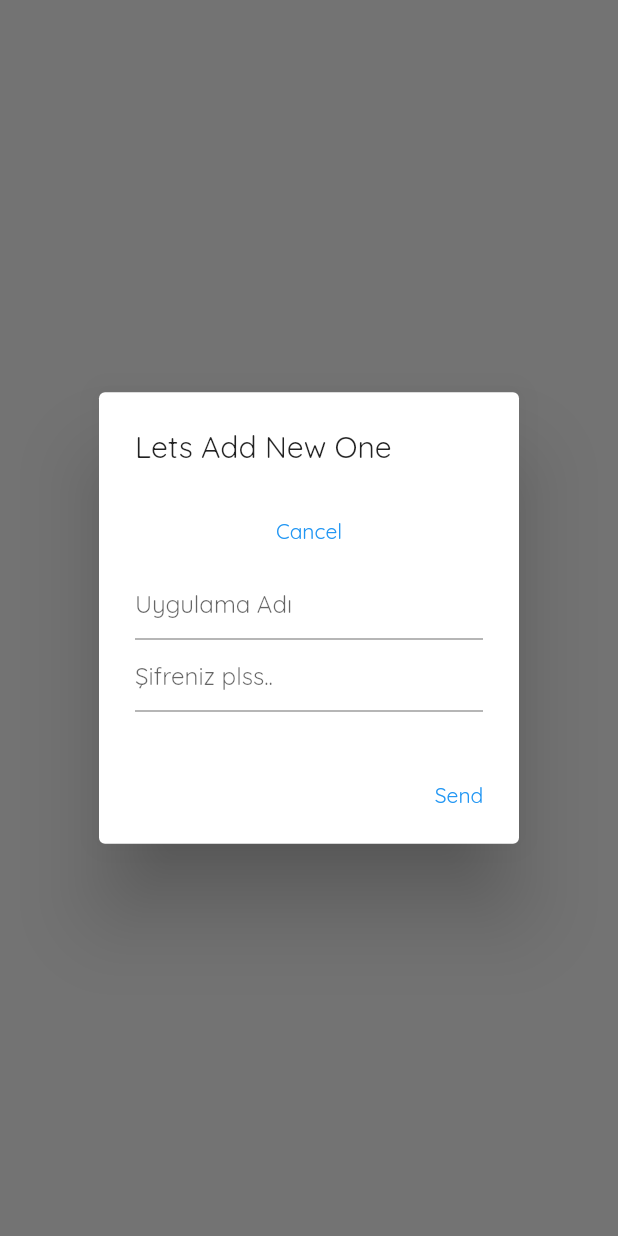
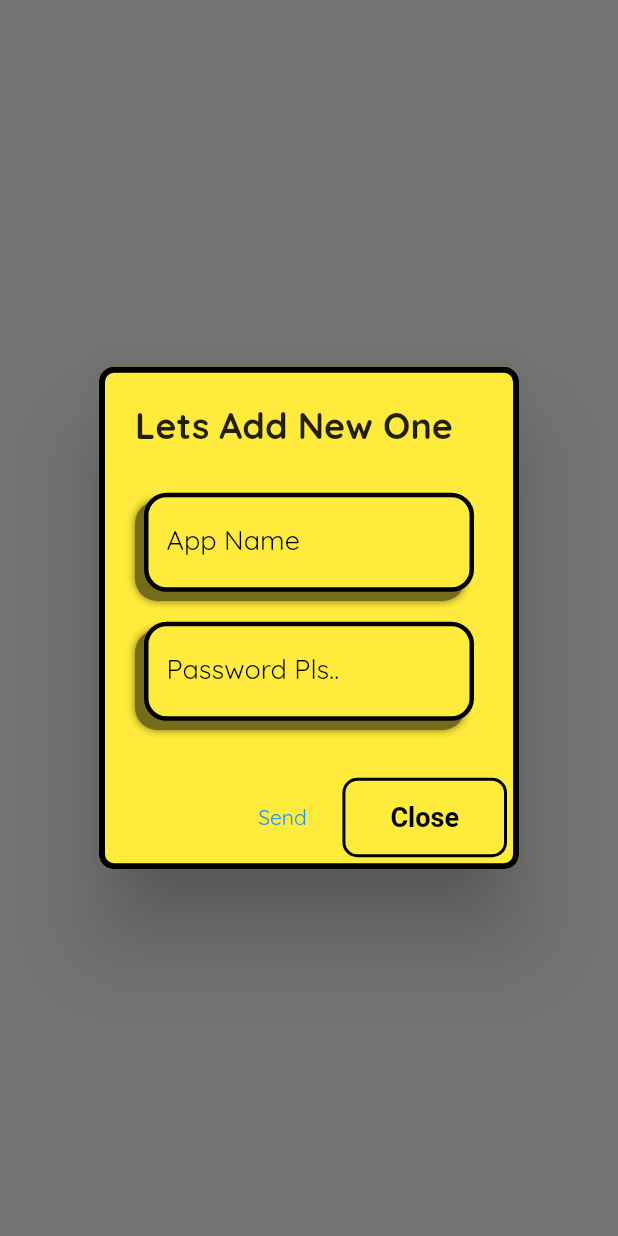
Before and after one commit to alper50/passvera, a Flutter app: what showFormDialog() shows on an empty page, opened directly with empty values, on a phone screen of 412 x 824 dp. Run offline on Flutter 3.47's test engine with Material 2 defaults, Android fonts, the phone set to English and light mode, and no system bars; our stand-ins replace auto_route, dartz, flutter_bloc, flutter_secure_storage, freezed_annotation, get_it and 3 more; accounts and stored records are empty.

Commit message:
appbar fba ui

```diff
--- a/lib/application/homeBloc/home_bloc.dart
+++ b/lib/application/homeBloc/home_bloc.dart
@@ -5,7 +5,6 @@ import 'package:injectable/injectable.dart';
 import 'package:passvera/domain/application_model.dart';
 import 'package:passvera/domain/errors/storage_failures.dart';
 import 'package:passvera/domain/i_keys_repository.dart';
-import 'package:passvera/injection.dart';
 
 part 'home_event.dart';
 part 'home_state.dart';
--- a/lib/presentation/core/widgets/form_dialog.dart
+++ b/lib/presentation/core/widgets/form_dialog.dart
@@ -1,35 +1,131 @@
 import 'package:flutter/material.dart';
+import 'package:passvera/presentation/core/theme/text_styles.dart';
 
 void showFormDialog(
-    {required BuildContext context, required void Function()? onPressed,TextEditingController? controllerAppKey,TextEditingController? controllerAppValue}) {
+    {required BuildContext context,
+    required void Function()? onPressed,
+    TextEditingController? controllerAppKey,
+    TextEditingController? controllerAppValue}) {
   showDialog(
     context: context,
     builder: (BuildContext context) {
       return AlertDialog(
-        title: Text('Lets Add New One'),
+        backgroundColor: Colors.yellow,
+        contentPadding: EdgeInsets.all(30),
+        shape: RoundedRectangleBorder(
+          borderRadius: BorderRadius.circular(10.0),
+          side: BorderSide(
+            color: Colors.black,
+            width: 4.0,
+          ),
+        ),
+        title: Text(
+          'Lets Add New One',
+          style: MyTextStyles.headline2Bold,
+        ),
         content: SingleChildScrollView(
-          child: Column(children: [
-            TextButton(
-            onPressed: () => Navigator.pop(context),
-            child: Text('Cancel'),
+          child: Column(
+            children: [
+              MyTextField(
+                text: 'App Name',
+                controller: controllerAppKey!,
+              ),
+              SizedBox(
+                height: 20,
+              ),
+              MyTextField(
+                text: 'Password Pls..',
+                controller: controllerAppValue!,
+              ),
+            ],
           ),
-          TextFormField(
-              controller: controllerAppKey,
-              decoration: InputDecoration(hintText: 'Uygulama Adı'),
-            ),
-            TextFormField(
-              controller: controllerAppValue,
-              decoration: InputDecoration(hintText: 'Şifreniz plss..'),
-            ),
-          ],),
         ),
         actions: [
           TextButton(
             onPressed: onPressed,
             child: Text('Send'),
           ),
+          ElevatedButton(
+            child: Text('Close'),
+            style: ElevatedButton.styleFrom(
+              primary: Colors.yellow,
+              onPrimary: Colors.black,
+              textStyle: TextStyle(
+                fontSize: 18.0,
+                fontWeight: FontWeight.bold,
+              ),
+              padding: EdgeInsets.symmetric(
+                vertical: 16.0,
+                horizontal: 32.0,
+              ),
+              shape: RoundedRectangleBorder(
+                borderRadius: BorderRadius.circular(10.0),
+                side: BorderSide(
+                  color: Colors.black,
+                  width: 2.0,
+                ),
+              ),
+              elevation: 0.0,
+            ),
+            onPressed: () {
+              Navigator.of(context).pop();
+            },
+          ),
         ],
       );
     },
   );
 }
+
+class MyTextField extends StatelessWidget {
+  final String text;
+  final TextEditingController controller;
+  const MyTextField({
+    super.key,
+    required this.text,
+    required this.controller,
+  });
+
+  @override
+  Widget build(BuildContext context) {
+    return Container(
+      decoration: BoxDecoration(
+        color: Colors.yellow,
+        borderRadius: BorderRadius.circular(15.0),
+        border: Border.all(
+          color: Colors.black,
+          width: 3.0,
+        ),
+        boxShadow: const [
+          BoxShadow(
+            color: Colors.black54,
+            offset: Offset(-6.0, 6.0),
+            blurRadius: 4.0,
+            blurStyle: BlurStyle.solid,
+          ),
+        ],
+      ),
+      child: TextFormField(
+        controller: controller,
+        style: TextStyle(
+          fontSize: 16.0,
+          color: Colors.black,
+          decoration: TextDecoration.none,
+        ),
+        decoration: InputDecoration(
+          labelText: text,
+          labelStyle: TextStyle(
+            fontSize: 18.0,
+            color: Colors.black,
+          ),
+          enabledBorder: OutlineInputBorder(
+            borderSide: BorderSide.none,
+          ),
+          focusedBorder: OutlineInputBorder(
+            borderSide: BorderSide.none,
+          ),
+        ),
+      ),
+    );
+  }
+}
--- a/lib/presentation/home/home.dart
+++ b/lib/presentation/home/home.dart
@@ -1,6 +1,5 @@
 import 'package:flutter/material.dart';
 import 'package:passvera/application/homeBloc/home_bloc.dart';
-import 'package:passvera/domain/application_model.dart';
 import 'package:passvera/injection.dart';
 import 'package:flutter_bloc/flutter_bloc.dart';
 import 'package:passvera/presentation/core/theme/text_styles.dart';
@@ -49,6 +48,28 @@ class ScaffoldView extends StatelessWidget {
   @override
   Widget build(BuildContext context) {
     return Scaffold(
+      appBar: AppBar(
+        backgroundColor: Colors.white10,
+        elevation: 0,
+        title: Row(
+          mainAxisAlignment: MainAxisAlignment.spaceBetween,
+          children: [
+            SizedBox(),
+            Text(
+              'PassVera',
+              style: MyTextStyles.headline3Bold.copyWith(color: Colors.black),
+            ),
+            IconButton(
+              onPressed: () {},
+              icon: Icon(
+                Icons.search,
+                color: Colors.black,
+                size: 30,
+              ),
+            ),
+          ],
+        ),
+      ),
       body: Padding(
         padding: const EdgeInsets.only(
           top: 20,
@@ -85,6 +106,21 @@ class ScaffoldView extends StatelessWidget {
         ),
       ),
       floatingActionButton: FloatingActionButton(
+        elevation: 8.0,
+        highlightElevation: 12.0,
+        backgroundColor: Colors.yellow,
+        foregroundColor: Colors.black,
+        shape: RoundedRectangleBorder(
+          borderRadius: BorderRadius.circular(12.0),
+          side: BorderSide(
+            color: Colors.black,
+            width: 3.0,
+          ),
+        ),
+        child: Icon(
+          Icons.add_rounded,
+          size: 50,
+        ),
         onPressed: () {
           var controllerAppKey = TextEditingController();
           var controllerAppValue = TextEditingController();
```
